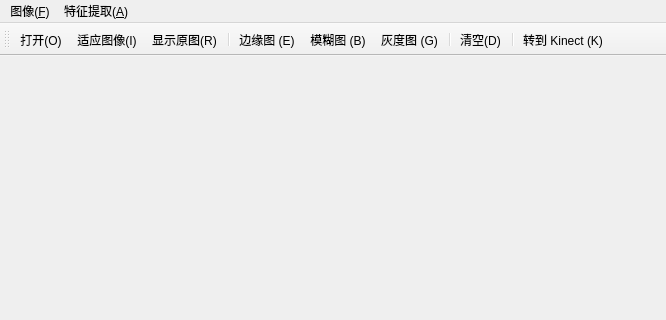
Above: mainwindow.ui from WHULS/ImageFactory before the change; both pictures show x 0 to 666 and y 0 to 320 of the 666 by 483 pixel window. Below: the same form after it.
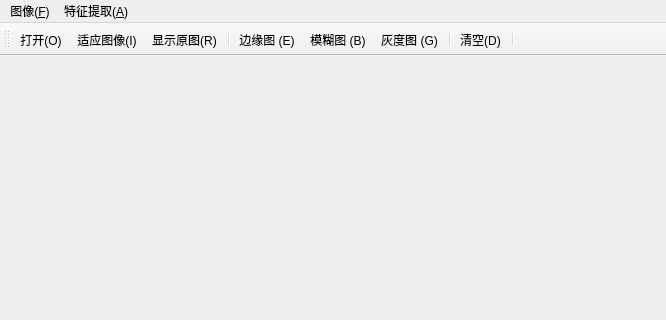
That is the form after the change. Icons and pictures are not drawn.

What changed in the file:
```diff
--- a/mainwindow.ui
+++ b/mainwindow.ui
@@ -34,7 +34,6 @@
    <addaction name="separator"/>
    <addaction name="clear_image"/>
    <addaction name="separator"/>
-   <addaction name="go_kinect_window"/>
   </widget>
   <widget class="QMenuBar" name="menuBar">
    <property name="geometry">
@@ -210,15 +209,6 @@
     <string>DOG (&amp;D)</string>
    </property>
   </action>
-  <action name="go_kinect_window">
-   <property name="icon">
-    <iconset resource="icons.qrc">
-     <normaloff>:/images/images/xbox.png</normaloff>:/images/images/xbox.png</iconset>
-   </property>
-   <property name="text">
-    <string>转到 Kinect (&amp;K)</string>
-   </property>
-  </action>
  </widget>
  <layoutdefault spacing="6" margin="11"/>
  <resources>
```
